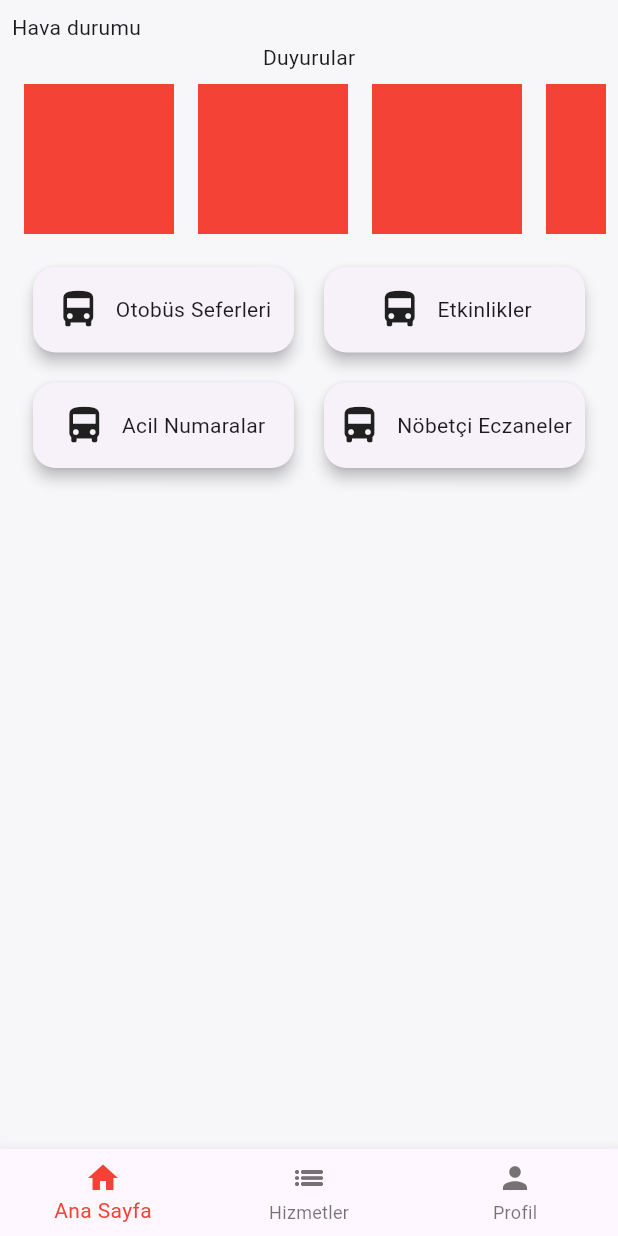
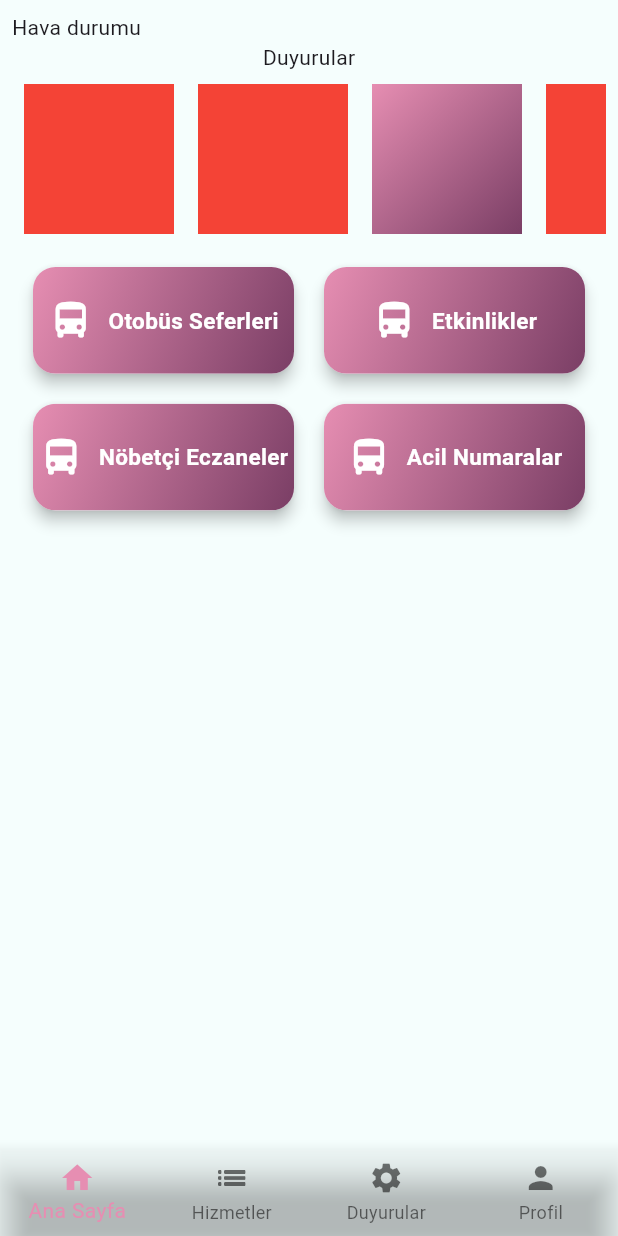
Before and after one commit to Bonito27/Zagropya, a Flutter app: the screen it shows after launch, on a phone screen of 412 x 824 dp. Run offline on Flutter 3.47's test engine with Material 3 defaults, Android fonts, the phone set to English and light mode, and no system bars; our stand-ins replace hexcolor.

Commit message:
Düzeltme

```diff
--- /dev/null
+++ b/ispartaapp/lib/constants/announcement.dart
@@ -0,0 +1,15 @@
+import 'package:flutter/material.dart';
+
+class AnnouncementPage extends StatefulWidget {
+  const AnnouncementPage({super.key});
+
+  @override
+  State<AnnouncementPage> createState() => _AnnouncementPageState();
+}
+
+class _AnnouncementPageState extends State<AnnouncementPage> {
+  @override
+  Widget build(BuildContext context) {
+    return const Placeholder();
+  }
+}
--- a/ispartaapp/lib/constants/mainpage.dart
+++ b/ispartaapp/lib/constants/mainpage.dart
@@ -1,7 +1,9 @@
 import 'package:flutter/material.dart';
 import 'package:hexcolor/hexcolor.dart';
+import 'package:ispartaapp/constants/announcement.dart';
 import 'package:ispartaapp/constants/profilepage.dart';
 import 'package:ispartaapp/constants/services.dart';
+import 'package:ispartaapp/services/colors.dart';
 
 class MainPage extends StatefulWidget {
   const MainPage({super.key});
@@ -11,12 +13,12 @@ class MainPage extends StatefulWidget {
 }
 
 class _MainPageState extends State<MainPage> {
-  Color bg = HexColor('#F7F7F9');
   int _selectedIndex = 0;
 
   final List<Widget> _pages = [
     MainPageContent(),
     ServicesPage(),
+    AnnouncementPage(),
     ProfilePage(),
   ];
   void _onItemTapped(int index) {
@@ -32,6 +34,9 @@ class _MainPageState extends State<MainPage> {
       home: SafeArea(
         child: Scaffold(
           bottomNavigationBar: BottomNavigationBar(
+            type: BottomNavigationBarType.fixed,
+            backgroundColor: HexColor('#F8F8FF '),
+            selectedIconTheme: IconThemeData(color: AppColors.primary),
             items: const <BottomNavigationBarItem>[
               BottomNavigationBarItem(
                 icon: Icon(Icons.home),
@@ -42,15 +47,19 @@ class _MainPageState extends State<MainPage> {
                 label: 'Hizmetler',
               ),
               BottomNavigationBarItem(
+                icon: Icon(Icons.settings),
+                label: 'Duyurular',
+              ),
+              BottomNavigationBarItem(
                 icon: Icon(Icons.person),
                 label: 'Profil',
               ),
             ],
             currentIndex: _selectedIndex,
-            selectedItemColor: Colors.red,
+            selectedItemColor: AppColors.primary,
             onTap: _onItemTapped,
           ),
-          backgroundColor: bg,
+          backgroundColor: AppColors.bg,
           body: _pages[_selectedIndex],
         ),
       ),
@@ -93,8 +102,9 @@ class _MainPageContentState extends State<MainPageContent> {
                 Container(
                   width: 100,
                   height: 100,
-                  color: Colors.red,
+
                   margin: EdgeInsets.all(8),
+                  decoration: BoxDecoration(gradient: AppColors.cards),
                 ),
                 Container(
                   width: 100,
@@ -118,11 +128,11 @@ class _MainPageContentState extends State<MainPageContent> {
             ),
           ),
           GridView.count(
-            crossAxisCount: 2, // Yan yana kaç tane sığsın? (Senin tasarımda 2)
+            crossAxisCount: 2, //
             crossAxisSpacing: 12, // Yatay boşluk
             mainAxisSpacing: 12, // Dikey boşluk
             childAspectRatio:
-                2.8, // Kartların en/boy oranı (Dikdörtgen olması için)
+                2.3, // Kartların en/boy oranı (Dikdörtgen olması için)
             shrinkWrap: true, // İçindeki elemanlar kadar yer kaplasın
             physics:
                 const NeverScrollableScrollPhysics(), // Sayfanın kendi kaydırmasını kullansın
@@ -131,81 +141,169 @@ class _MainPageContentState extends State<MainPageContent> {
               // KARTLAR
               Card(
                 elevation: 4,
+                // 1. ÖNEMLİ: Gradient köşelerden taşmasın diye bunu ekliyoruz
+                clipBehavior: Clip.antiAlias,
                 shape: RoundedRectangleBorder(
-                  borderRadius: BorderRadiusGeometry.circular(15),
+                  borderRadius: BorderRadius.circular(15),
                 ),
+                child: Container(
+                  // 2. ADIM: Hazır gradient'i buraya veriyoruz
+                  decoration: BoxDecoration(gradient: AppColors.cards),
                   child: InkWell(
-                  borderRadius: BorderRadius.circular(15),
                     onTap: () {
                       print("Otobüs Seferleri");
                     },
+                    child: Padding(
+                      padding: const EdgeInsets.all(
+                        0.0,
+                      ), // İçerik biraz ferah dursun
                       child: Row(
                         mainAxisAlignment: MainAxisAlignment.center,
                         children: [
-                      Icon(Icons.directions_bus, size: 30),
+                          // Arka plan renkli olduğu için ikon ve yazıyı beyaz yaptık
+                          Icon(
+                            Icons.directions_bus,
+                            size: 30,
+                            color: Colors.white,
+                          ),
                           SizedBox(width: 10),
-                      Text("Otobüs Seferleri"),
+                          Text(
+                            "Otobüs Seferleri",
+                            style: TextStyle(
+                              color: Colors.white,
+                              fontWeight: FontWeight.bold,
+                              fontSize: 15,
+                            ),
+                          ),
                         ],
+                      ),
+                    ),
                   ),
                 ),
               ),
               Card(
                 elevation: 4,
+                // 1. ÖNEMLİ: Gradient köşelerden taşmasın diye bunu ekliyoruz
+                clipBehavior: Clip.antiAlias,
                 shape: RoundedRectangleBorder(
-                  borderRadius: BorderRadiusGeometry.circular(15),
+                  borderRadius: BorderRadius.circular(15),
                 ),
+                child: Container(
+                  // 2. ADIM: Hazır gradient'i buraya veriyoruz
+                  decoration: BoxDecoration(gradient: AppColors.cards),
                   child: InkWell(
-                  borderRadius: BorderRadius.circular(15),
                     onTap: () {
-                    print("Etkinlikler");
+                      print("Otobüs Seferleri");
                     },
+                    child: Padding(
+                      padding: const EdgeInsets.all(
+                        0.0,
+                      ), // İçerik biraz ferah dursun
                       child: Row(
                         mainAxisAlignment: MainAxisAlignment.center,
                         children: [
-                      Icon(Icons.directions_bus, size: 30),
+                          // Arka plan renkli olduğu için ikon ve yazıyı beyaz yaptık
+                          Icon(
+                            Icons.directions_bus,
+                            size: 30,
+                            color: Colors.white,
+                          ),
                           SizedBox(width: 10),
-                      Text("Etkinlikler"),
+                          Text(
+                            "Etkinlikler",
+                            style: TextStyle(
+                              color: Colors.white,
+                              fontWeight: FontWeight.bold,
+                              fontSize: 15,
+                            ),
+                          ),
                         ],
+                      ),
+                    ),
                   ),
                 ),
               ),
               Card(
                 elevation: 4,
+                // 1. ÖNEMLİ: Gradient köşelerden taşmasın diye bunu ekliyoruz
+                clipBehavior: Clip.antiAlias,
                 shape: RoundedRectangleBorder(
-                  borderRadius: BorderRadiusGeometry.circular(15),
+                  borderRadius: BorderRadius.circular(15),
                 ),
+                child: Container(
+                  // 2. ADIM: Hazır gradient'i buraya veriyoruz
+                  decoration: BoxDecoration(gradient: AppColors.cards),
                   child: InkWell(
-                  borderRadius: BorderRadius.circular(15),
                     onTap: () {
-                    print("Acil Numaralar");
+                      print("Otobüs Seferleri");
                     },
+                    child: Padding(
+                      padding: const EdgeInsets.all(
+                        0.0,
+                      ), // İçerik biraz ferah dursun
                       child: Row(
                         mainAxisAlignment: MainAxisAlignment.center,
                         children: [
-                      Icon(Icons.directions_bus, size: 30),
+                          // Arka plan renkli olduğu için ikon ve yazıyı beyaz yaptık
+                          Icon(
+                            Icons.directions_bus,
+                            size: 30,
+                            color: Colors.white,
+                          ),
                           SizedBox(width: 10),
-                      Text("Acil Numaralar"),
+                          Text(
+                            "Nöbetçi Eczaneler",
+                            style: TextStyle(
+                              color: Colors.white,
+                              fontWeight: FontWeight.bold,
+                              fontSize: 15,
+                            ),
+                          ),
                         ],
+                      ),
+                    ),
                   ),
                 ),
               ),
               Card(
                 elevation: 4,
+                // 1. ÖNEMLİ: Gradient köşelerden taşmasın diye bunu ekliyoruz
+                clipBehavior: Clip.antiAlias,
                 shape: RoundedRectangleBorder(
-                  borderRadius: BorderRadiusGeometry.circular(15),
+                  borderRadius: BorderRadius.circular(15),
                 ),
+                child: Container(
+                  // 2. ADIM: Hazır gradient'i buraya veriyoruz
+                  decoration: BoxDecoration(gradient: AppColors.cards),
                   child: InkWell(
-                  borderRadius: BorderRadius.circular(15),
                     onTap: () {
-                    print("Nöbetçi Eczaneler");
+                      print("Otobüs Seferleri");
                     },
+                    child: Padding(
+                      padding: const EdgeInsets.all(
+                        0.0,
+                      ), // İçerik biraz ferah dursun
                       child: Row(
                         mainAxisAlignment: MainAxisAlignment.center,
                         children: [
-                      Icon(Icons.directions_bus, size: 30),
+                          // Arka plan renkli olduğu için ikon ve yazıyı beyaz yaptık
+                          Icon(
+                            Icons.directions_bus,
+                            size: 30,
+                            color: Colors.white,
+                          ),
                           SizedBox(width: 10),
-                      Text("Nöbetçi Eczaneler"),
+                          Text(
+                            "Acil Numaralar",
+                            style: TextStyle(
+                              color: Colors.white,
+                              fontWeight: FontWeight.bold,
+                              fontSize: 15,
+                            ),
+                          ),
                         ],
+                      ),
+                    ),
                   ),
                 ),
               ),
--- a/ispartaapp/lib/constants/profilepage.dart
+++ b/ispartaapp/lib/constants/profilepage.dart
@@ -1,5 +1,3 @@
-import 'dart:ffi';
-
 import 'package:flutter/material.dart';
 
 class ProfilePage extends StatefulWidget {
--- /dev/null
+++ b/ispartaapp/lib/services/colors.dart
@@ -0,0 +1,16 @@
+import 'package:flutter/material.dart';
+import 'package:hexcolor/hexcolor.dart';
+
+class AppColors {
+  // 'static' olarak tanımlayarak bağladığımız dosyalar için erişilebilir hale getiriyoruz
+  static Color bg = HexColor('#F5FEFD'); // Beyaz arka plan
+  static Color primary = HexColor('#E68EB2'); // Gül pembesi
+  static Color secondary = HexColor('#7A3E65'); // Koyu Gül kurusu
+  static Color texts = HexColor('#5A5A5A');
+
+  static Gradient cards = LinearGradient(
+    begin: Alignment.topLeft,
+    end: Alignment.bottomRight,
+    colors: <Color>[primary, secondary],
+  );
+}
```
Lines whose indentation alone changed are shown as unchanged.
